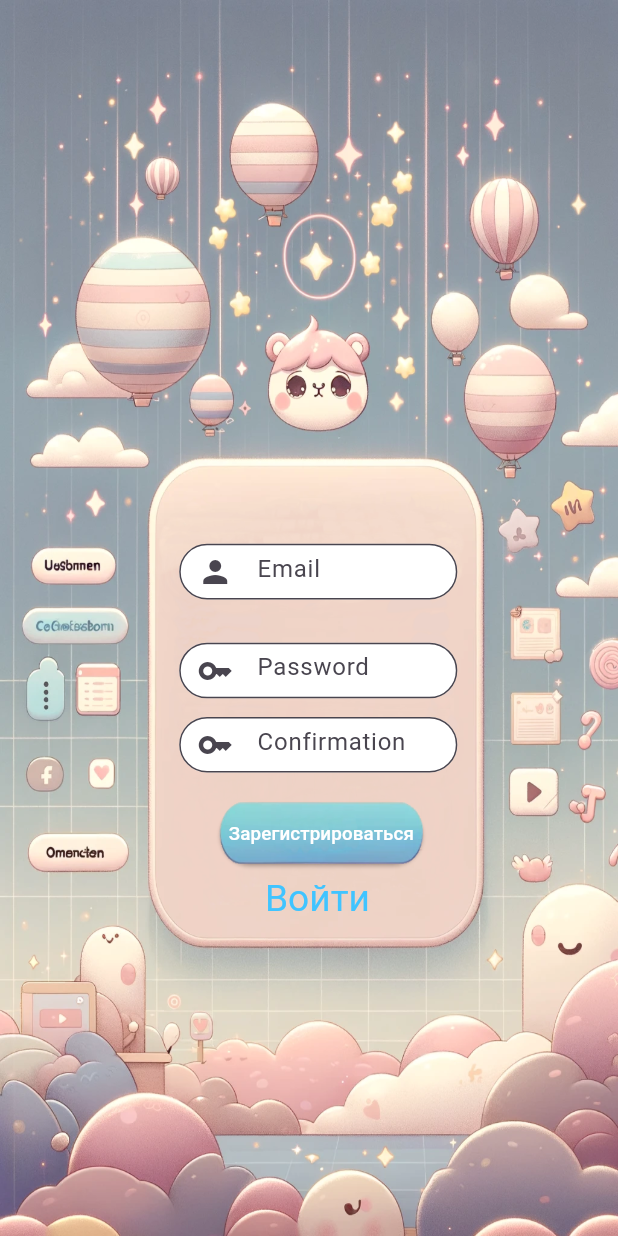
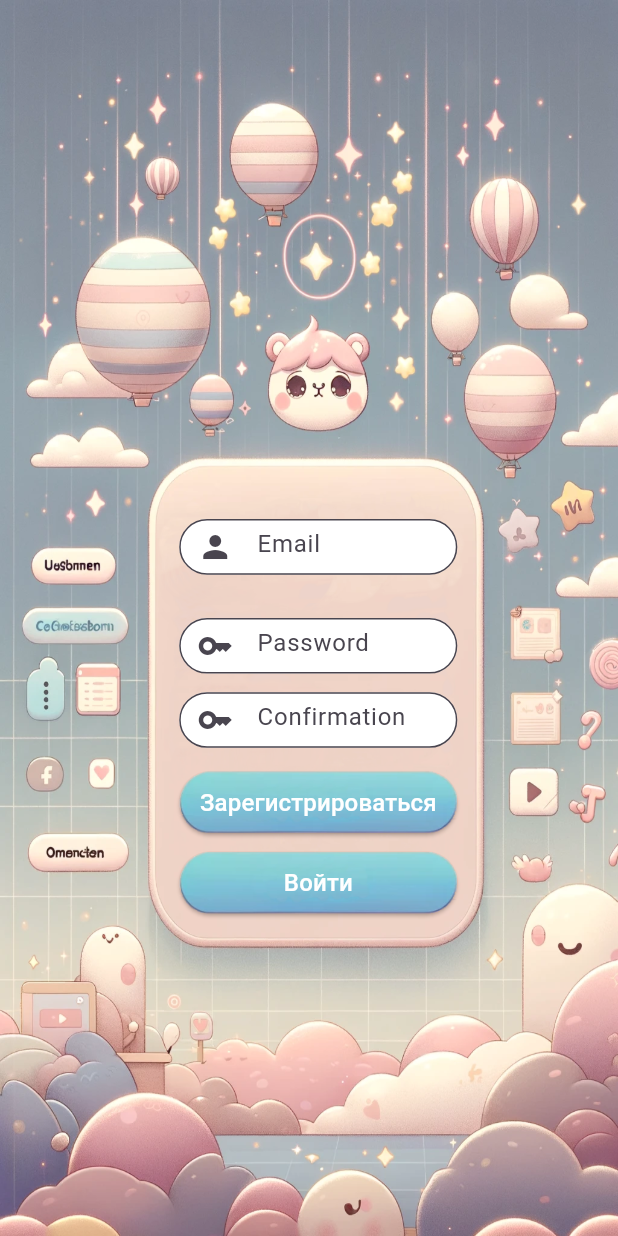
Before and after one commit to SidorinSergei/Tamagothi, a Flutter app: the screen it shows after launch, on a phone screen of 412 x 824 dp. Run offline on Flutter 3.47's test engine with Material 3 defaults, Android fonts, the phone set to English and light mode, and no system bars.

Commit message:
fixing little things

```diff
--- a/lib/view/page/page_reg.dart
+++ b/lib/view/page/page_reg.dart
@@ -19,11 +19,11 @@ class Registration extends StatelessWidget{
         child: Center(
           child: Stack(
             children: <Widget>[
-              MyTextField(left: 0.29, top: 0.44, width: 0.45, height: 0.045, hintText: 'Email',icon: Icons.person,),
-              MyTextField(left: 0.29, top: 0.52, width: 0.45, height: 0.045, hintText: 'Password',icon: Icons.key,),
-              MyTextField(left: 0.29, top: 0.58, width: 0.45, height: 0.045, hintText: 'Confirmation',icon: Icons.key,),
-              MyButtonStyle(path: 'assets/images/button_reg.png',  width: 0.33, height: 0.05,leftSize: 0.355, topSize: 0.645,radius: 30, onPressed: (){Navigator.pushReplacementNamed(context, '/home');},text: 'Зарегистрироваться',),
-              MyTextButton(text: 'Войти', onPressed: (){}, left: 0.39, top: 0.69)
+              MyTextField(left: 0.29, top: 0.42, width: 0.45, height: 0.045, hintText: 'Email',icon: Icons.person,),
+              MyTextField(left: 0.29, top: 0.5, width: 0.45, height: 0.045, hintText: 'Password',icon: Icons.key,),
+              MyTextField(left: 0.29, top: 0.56, width: 0.45, height: 0.045, hintText: 'Confirmation',icon: Icons.key,),
+              MyButtonStyle(path: 'assets/images/button_reg.png',  width: 0.45, height: 0.05,leftSize: 0.29, topSize: 0.62,radius: 30, onPressed: (){Navigator.pushReplacementNamed(context, '/home');},text: 'Зарегистрироваться',),
+              MyButtonStyle(path: 'assets/images/button_reg.png',  width: 0.45, height: 0.05,leftSize: 0.29, topSize: 0.685,radius: 30, onPressed: (){Navigator.pushReplacementNamed(context, '/login');},text: 'Войти',),
             ],
           ),
         ),
--- a/lib/view/widgets/button_style.dart
+++ b/lib/view/widgets/button_style.dart
@@ -62,44 +62,3 @@ class MyButtonStyle extends StatelessWidget{
     );
   }
 }
-
-class MyTextButton extends StatelessWidget {
-  final String text;
-  final VoidCallback onPressed;
-  final double left;
-  final double top;
-  final double? right;
-  final double? bottom;
-
-  const MyTextButton({
-    Key? key,
-    required this.text,
-    required this.onPressed,
-    required this.left,
-    required this.top,
-    this.right,
-    this.bottom,
-  }) : super(key: key);
-
-  @override
-  Widget build(BuildContext context) {
-    Size screenSize = MediaQuery.of(context).size;
-    double textSize = screenSize.width *0.06;
-
-    return Positioned(
-      left: screenSize.width*left,
-      top: screenSize.height*top,//0.55
-      right: right,
-      bottom: bottom,
-      child: TextButton(
-        onPressed: onPressed,
-        style: TextButton.styleFrom(
-          primary: Colors.lightBlueAccent,
-          textStyle: TextStyle(fontSize: textSize),
-          padding: EdgeInsets.all(16),
-        ),
-        child: Text(text),
-      ),
-    );
-  }
-}
```
Also changed, not shown: lib/main.dart (+2 -80 lines), lib/view/page/page_authoriz.dart (added, +31 -0 lines), lib/view/page/shop_page.dart (+6 -2 lines), lib/view/widgets/tamagothi_gallery.dart (+7 -1 lines), lib/view/widgets/text_field.dart (+33 -0 lines).
